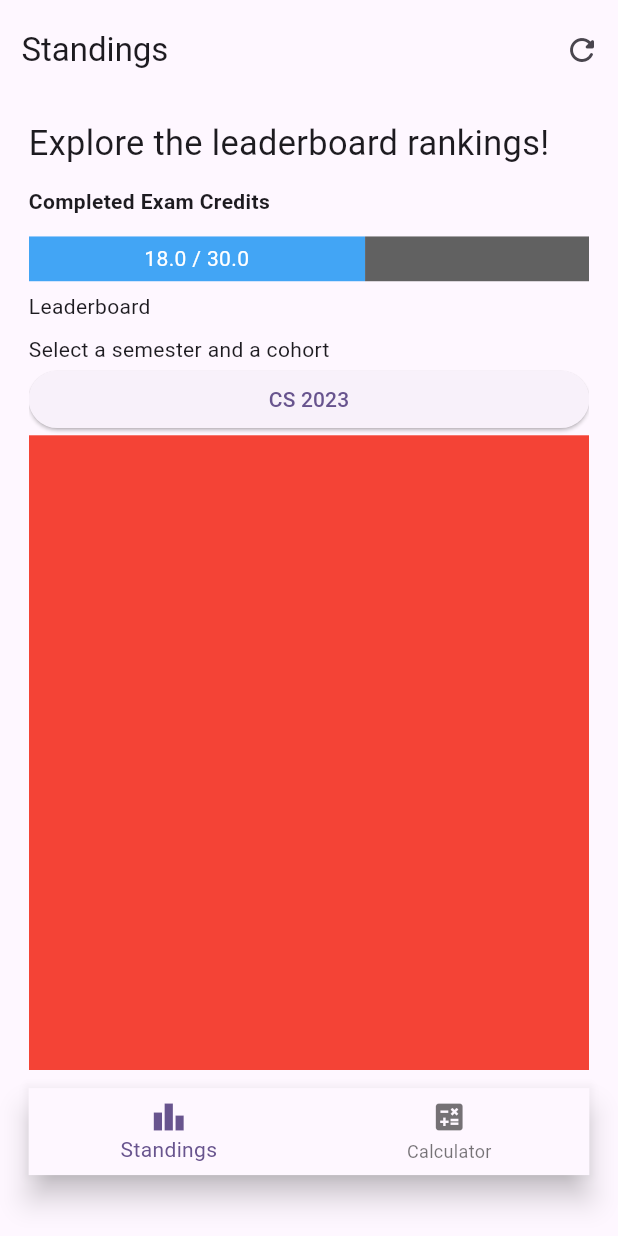
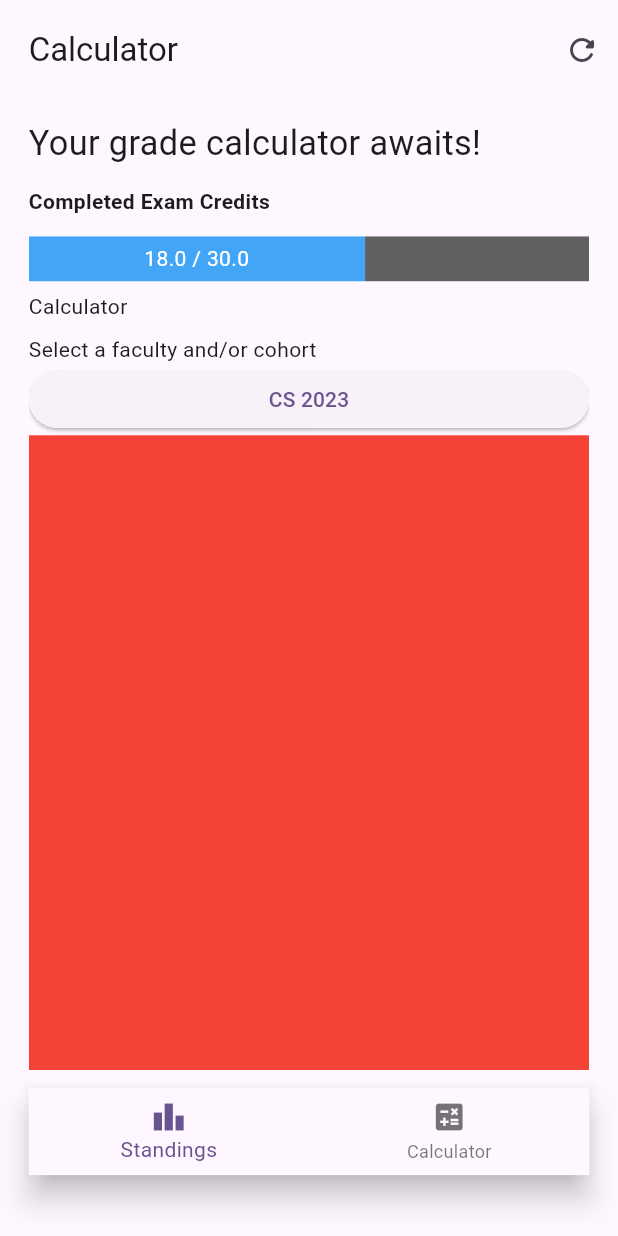
Before and after one commit to Krmsh1n5/u_standings, a Flutter app: the screen it shows after launch, on a phone screen of 412 x 824 dp. Run offline on Flutter 3.47's test engine with Material 3 defaults, Android fonts, the phone set to English and light mode, and no system bars; our stand-ins replace flutter_screenutil.

Commit message:
Added simple UI for Calculator Page

```diff
--- a/lib/features/standings/presentation/screens/calculator_page.dart
+++ b/lib/features/standings/presentation/screens/calculator_page.dart
@@ -0,0 +1,203 @@
+import 'package:flutter/material.dart';
+import 'package:flutter_screenutil/flutter_screenutil.dart';
+import 'package:u_standings/features/standings/presentation/widgets/custom_appbar.dart';
+
+class CalculatorPage extends StatelessWidget {
+  const CalculatorPage({super.key});
+
+  @override
+  Widget build(BuildContext context) {
+    return SafeArea(
+      child: Scaffold(
+        resizeToAvoidBottomInset: false,
+        appBar: _buildAppbar(),
+        bottomNavigationBar: _buildNavigationBar(),
+        body: Container(
+          width: double.infinity,
+          padding:
+              // Platform.isIOS
+              //     ? EdgeInsets.zero : // Use only SafeArea's padding on iOS
+              EdgeInsets.only(
+            // Add custom padding on Android
+            left: 16.h,
+            right: 16.h,
+          ),
+          child: SingleChildScrollView(
+            child: Column(
+              children: [
+                _buildTitleWidget(),
+                _buildCompletedExamCreditsWidget(),
+                SizedBox(height: 4.h),
+                _buildHeadingAndSubheadingText(),
+                SizedBox(height: 4.h),
+                _buildSelectButton(),
+                SizedBox(height: 4.h),
+                _buildCalculatorFields(),
+                SizedBox(height: 4.h),
+                _buildCalculateButton(),
+                SizedBox(height: 2.h),
+              ],
+            ),
+          ),
+        ),
+      ),
+    );
+  }
+
+  _buildAppbar() {
+    return CustomAppBar(
+      title: Padding(
+        padding: EdgeInsets.symmetric(horizontal: 16.h),
+        child: Text(
+          'Calculator',
+        ),
+      ),
+      actions: [
+        IconButton(
+          icon: Icon(Icons.refresh_rounded),
+          onPressed: () {},
+        ),
+      ],
+    );
+  }
+
+  _buildTitleWidget() {
+    return Container(
+      width: double.maxFinite,
+      height: 48.h,
+      alignment: Alignment.centerLeft,
+      child: Text(
+        "Your grade calculator awaits!",
+        style: TextStyle(
+          fontSize: 20.sp,
+        ),
+      ),
+    );
+  }
+
+  _buildHeadingAndSubheadingText() {
+    return SizedBox(
+      height: 40.h,
+      width: double.maxFinite,
+      child: Column(
+        children: [
+          SizedBox(
+            width: double.maxFinite,
+            height: 20.h,
+            child: Text(
+              "Calculator",
+            ),
+          ),
+          SizedBox(
+            height: 4.h,
+            width: double.maxFinite,
+          ),
+          SizedBox(
+            width: double.maxFinite,
+            height: 16.h,
+            child: Text(
+              "Select a faculty and/or cohort",
+            ),
+          ),
+        ],
+      ),
+    );
+  }
+
+  _buildCompletedExamCreditsWidget() {
+    // Example data for completed and total credits
+    double completedCredits = 18;
+    double totalCredits = 30;
+
+    // Calculate the percentage of completed credits
+    double percentageCompleted = completedCredits / totalCredits;
+
+    return SizedBox(
+      width: double.infinity,
+      height: 55.h,
+      child: Column(
+        children: [
+          SizedBox(
+            width: double.infinity,
+            height: 20.h,
+            child: Text(
+              "Completed Exam Credits",
+              style: TextStyle(fontWeight: FontWeight.bold),
+            ),
+          ),
+          SizedBox(
+            height: 8.h,
+          ),
+          Row(
+            children: [
+              Expanded(
+                flex: (percentageCompleted * 100).toInt(),
+                child: Container(
+                  height: 25.h,
+                  color: Colors.blue[400],
+                  alignment: Alignment.center,
+                  child: Text(
+                    "$completedCredits / $totalCredits",
+                    style: TextStyle(color: Colors.white),
+                    textAlign: TextAlign.center,
+                  ),
+                ),
+              ),
+              Expanded(
+                flex: ((1 - percentageCompleted) * 100).toInt(),
+                child: Container(
+                  height: 25.h,
+                  color: Colors.grey[700],
+                ),
+              ),
+            ],
+          ),
+        ],
+      ),
+    );
+  }
+
+  _buildSelectButton() {
+    return SizedBox(
+      height: 32.h,
+      width: double.maxFinite,
+      child: ElevatedButton(
+        onPressed: () {},
+        child: Text("CS 2023"),
+      ),
+    );
+  }
+
+  _buildCalculatorFields() {
+    return Container(width: double.maxFinite, height: 600.h, color: Colors.red);
+  }
+
+  _buildCalculateButton() {
+    return SizedBox(
+      height: 32.h,
+      width: double.maxFinite,
+      child: ElevatedButton(
+        onPressed: () {},
+        child: Text("Calculate"),
+      ),
+    );
+  }
+
+  _buildNavigationBar() {
+    return Container(
+      padding: EdgeInsets.fromLTRB(16.h, 10.h, 16.h, 34.h),
+      child: BottomNavigationBar(
+        items: [
+          BottomNavigationBarItem(
+            icon: Icon(Icons.leaderboard),
+            label: "Standings",
+          ),
+          BottomNavigationBarItem(
+            icon: Icon(Icons.calculate),
+            label: "Calculator",
+          ),
+        ],
+      ),
+    );
+  }
+}
--- a/lib/features/standings/presentation/screens/standings_page.dart
+++ b/lib/features/standings/presentation/screens/standings_page.dart
@@ -1,6 +1,6 @@
 import 'package:flutter/material.dart';
 import 'package:flutter_screenutil/flutter_screenutil.dart';
-import 'package:u_standings/features/standings/presentation/widgets/appbar.dart';
+import 'package:u_standings/features/standings/presentation/widgets/custom_appbar.dart';
 
 class StandingsPage extends StatelessWidget {
   const StandingsPage({super.key});
@@ -30,9 +30,10 @@ class StandingsPage extends StatelessWidget {
                 SizedBox(height: 4.h),
                 _buildHeadingAndSubheadingText(),
                 SizedBox(height: 4.h),
-                _buildButton(),
+                _buildSelectButton(),
                 SizedBox(height: 4.h),
                 _buildStandingsTable(),
+                SizedBox(height: 2.h),
               ],
             ),
           ),
@@ -44,7 +45,7 @@ class StandingsPage extends StatelessWidget {
   _buildAppbar() {
     return CustomAppBar(
       title: Padding(
-        padding: EdgeInsets.only(left: 12.h),
+        padding: EdgeInsets.symmetric(horizontal: 16.h),
         child: Text(
           'Standings',
         ),
@@ -146,7 +147,7 @@ class StandingsPage extends StatelessWidget {
             width: double.maxFinite,
             height: 16.h,
             child: Text(
-              "Select a semester and a cohort",
+              "Select a faculty and/or a cohort",
             ),
           ),
         ],
@@ -154,7 +155,7 @@ class StandingsPage extends StatelessWidget {
     );
   }
 
-  _buildButton() {
+  _buildSelectButton() {
     return SizedBox(
       height: 32.h,
       width: double.maxFinite,
--- a/lib/main.dart
+++ b/lib/main.dart
@@ -1,5 +1,6 @@
 import 'package:flutter/material.dart';
 import 'package:flutter_screenutil/flutter_screenutil.dart';
+import 'package:u_standings/features/standings/presentation/screens/calculator_page.dart';
 import 'package:u_standings/features/standings/presentation/screens/standings_page.dart';
 
 void main() {
@@ -19,7 +20,7 @@
           colorScheme: ColorScheme.fromSeed(seedColor: Colors.deepPurple),
           useMaterial3: true,
         ),
-        home: const StandingsPage(),
+        home: const CalculatorPage(),
       ),
     );
   }
```
Also changed, not shown: lib/features/standings/presentation/widgets/custom_appbar.dart (renamed from lib/features/standings/presentation/widgets/appbar.dart).
